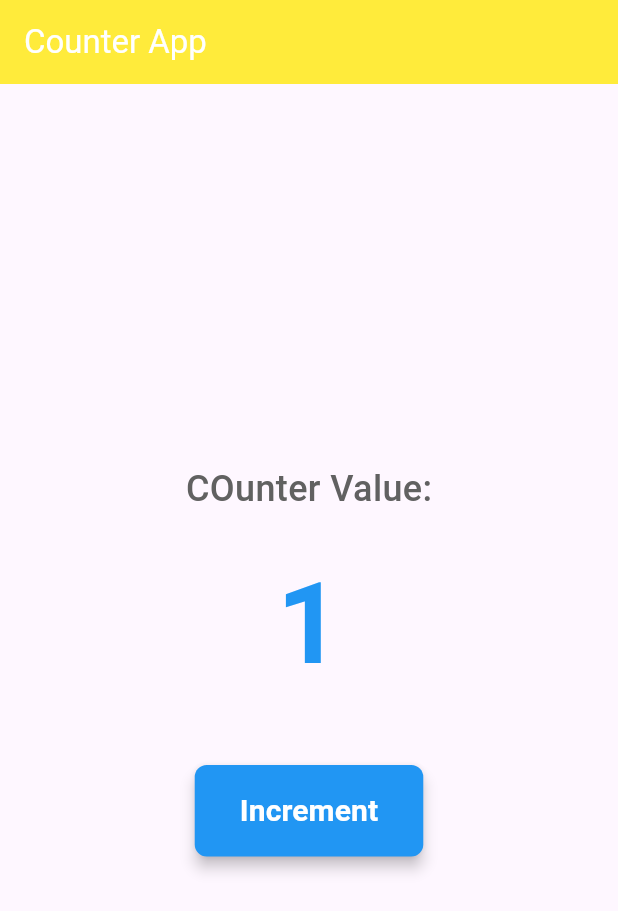
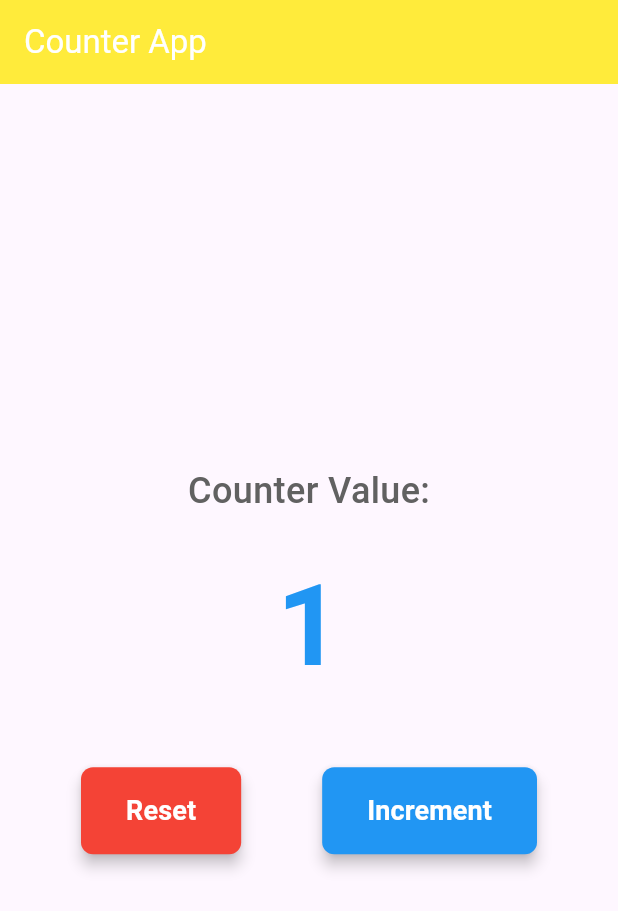
Before and after one commit to Samuelberhan98736/MADCW1, a Flutter app: the screen it shows after launch, after a tap on "Increment", on a phone screen of 412 x 824 dp. Shown: the top 911 px of the screen. Run offline on Flutter 3.47's test engine with Material 3 defaults, Android fonts, the light colour scheme and no system bars; our stand-ins replace shared_preferences.

Commit message:
added reset betton and fixed typos

```diff
--- a/classwork1/lib/main.dart
+++ b/classwork1/lib/main.dart
@@ -1,11 +1,9 @@
 import 'package:flutter/material.dart';
-
+import 'package:shared_preferences/shared_preferences.dart';
 
 void main(){
   runApp(MyApp());
 }
-
-
 
 class MyApp extends StatelessWidget{
   @override
@@ -22,41 +20,99 @@ class MyApp extends StatelessWidget{
   }
 }
 
-
 class CounterScreen extends StatefulWidget{
   @override
   _CounterScreenState createState() => _CounterScreenState();
 }
 
-
 class _CounterScreenState extends State<CounterScreen>{
 
-  //vcariable to keep track of counter
+  //variable to keep track of counter
+  int _counter = 0;
 
-  int _counter = 0;
+  @override
+  void initState(){
+    super.initState();
+    _loadCounter(); //Load saved counter value on app launch
+  }
+
+  //load counter value from SharedPreferences
+  _loadCounter() async {
+    SharedPreferences prefs = await SharedPreferences.getInstance();
+    setState((){
+      _counter = (prefs.getInt('counter') ?? 0);
+    });
+    print('Counter loaded: $_counter'); // Debug print
+  }
+
+  //save counter value to SharedPreferences
+  _saveCounter() async {
+    SharedPreferences prefs = await SharedPreferences.getInstance();
+    await prefs.setInt('counter', _counter);
+    print('Counter saved: $_counter'); // Debug print
+  }
+
   //increment method
-
   void _incrementCounter(){
     setState((){
-      _counter ++;
+      _counter++;
     });
+    _saveCounter(); //save state after incrementing
+  }
+
+  // Reset method with confirmation dialog
+  void _showResetDialog() {
+    showDialog(
+      context: context,
+      builder: (BuildContext context) {
+        return AlertDialog(
+          title: Text('Reset Counter'),
+          content: Text('Are you sure you want to reset the counter to 0? This action cannot be undone.'),
+          actions: <Widget>[
+            TextButton(
+              child: Text('Cancel'),
+              onPressed: () {
+                Navigator.of(context).pop(); // Close dialog
+              },
+            ),
+            TextButton(
+              child: Text(
+                'Reset',
+                style: TextStyle(color: Colors.red),
+              ),
+              onPressed: () {
+                Navigator.of(context).pop(); // Close dialog
+                _resetCounter(); // Reset the counter
+              },
+            ),
+          ],
+        );
+      },
+    );
+  }
+
+  // Reset counter to 0
+  void _resetCounter() {
+    setState(() {
+      _counter = 0;
+    });
+    _saveCounter(); // Save the reset state
   }
 
   @override
-
   Widget build(BuildContext context){
     return Scaffold(
       appBar: AppBar(
         title: Text('Counter App'),
         backgroundColor: Colors.yellow,
-        foregroundColor:  Colors.white,
+        foregroundColor: Colors.white,
         ),
       body: Center(
         child: Column(
           mainAxisAlignment: MainAxisAlignment.center,
           children: <Widget>[
             Text(
-              'COunter Value:',
+              'Counter Value:', // Fixed typo
               style: TextStyle(
                 fontSize:24,
                 fontWeight:FontWeight.w500,
@@ -64,7 +120,7 @@ class _CounterScreenState extends State<CounterScreen>{
               ),
             ),
             SizedBox(height:20),
-            Text(//text that will display the coounter
+            Text(//text that will display the counter
               '$_counter',
               style: TextStyle(
                 fontSize: 75,
@@ -73,7 +129,31 @@ class _CounterScreenState extends State<CounterScreen>{
               ),
             ),
             SizedBox(height: 40),
-            //increment  butoon
+            // Buttons Row
+            Row(
+              mainAxisAlignment: MainAxisAlignment.spaceEvenly,
+              children: [
+                // Reset button
+                ElevatedButton(
+                  onPressed: _showResetDialog,
+                  style: ElevatedButton.styleFrom(
+                    backgroundColor: Colors.red,
+                    foregroundColor: Colors.white,
+                    padding: EdgeInsets.symmetric(horizontal: 30, vertical: 16),
+                    shape: RoundedRectangleBorder(
+                      borderRadius: BorderRadius.circular(8),
+                    ),
+                    elevation: 4,
+                  ),
+                  child: Text(
+                    'Reset',
+                    style: TextStyle(
+                      fontSize: 18,
+                      fontWeight: FontWeight.w600,
+                    ),
+                  ),
+                ),
+                // Increment button
                 ElevatedButton(
                   onPressed: _incrementCounter,
                   style: ElevatedButton.styleFrom(
@@ -84,20 +164,20 @@ class _CounterScreenState extends State<CounterScreen>{
                       borderRadius: BorderRadius.circular(8),
                     ),
                     elevation: 4,
-
                   ),
-              child:Text(
+                  child: Text(
                     'Increment',
                     style: TextStyle(
-                  fontSize:20,
+                      fontSize: 18,
                       fontWeight: FontWeight.w600,
                     ),
                   ),
                 ),
               ],
             ),
+          ],
+        ),
       ),
     );
   }
-
 }
--- a/classwork1/pubspec.yaml
+++ b/classwork1/pubspec.yaml
@@ -30,6 +30,7 @@ environment:
 dependencies:
   flutter:
     sdk: flutter
+  shared_preferences: ^2.2.2
 
   # The following adds the Cupertino Icons font to your application.
   # Use with the CupertinoIcons class for iOS style icons.
```
Also changed, not shown: classwork1/pubspec.lock, 1 other file. Lines whose indentation alone changed are shown as unchanged.
